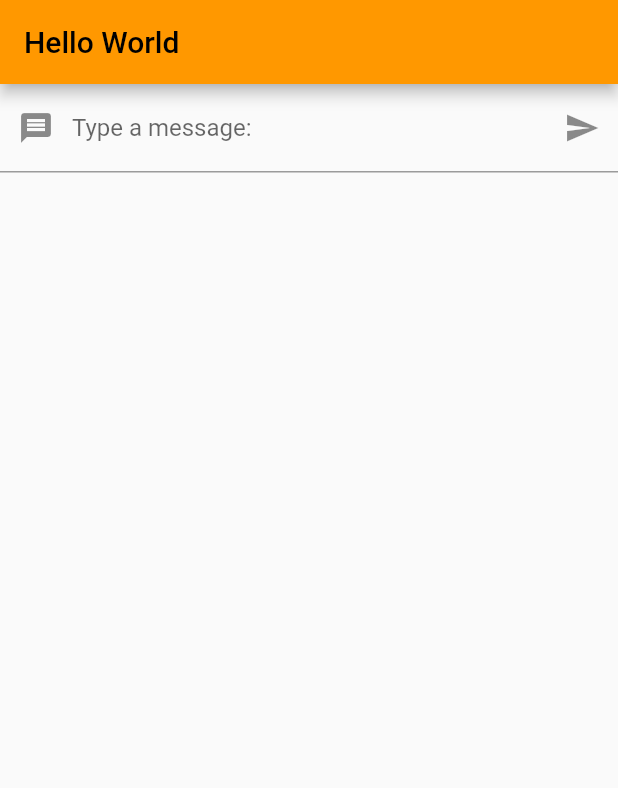
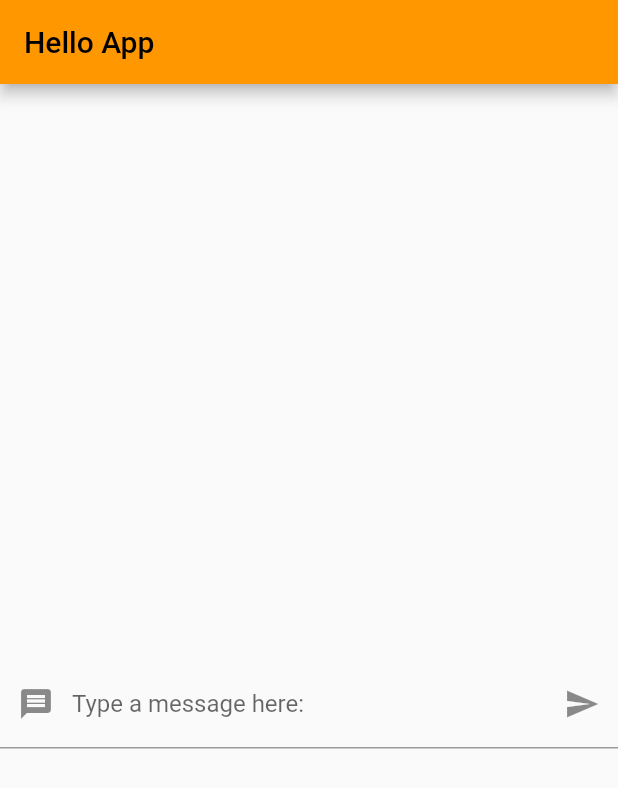
Before and after one commit to maximilianbarabas/flutter, a Flutter app: the screen it shows after launch, on a phone screen of 412 x 824 dp. Shown: the top 788 px of the screen. Run offline on Flutter 3.47's test engine with Material 2 defaults, Android fonts, the phone set to English and light mode, and no system bars.

Commit message:
results listbuilding after typed something

```diff
--- a/homepagetest/lib/main.dart
+++ b/homepagetest/lib/main.dart
@@ -1,12 +1,28 @@
 import 'package:flutter/material.dart';
 
 void main() {
-  runApp(const MyApp());
+  runApp(MyApp());
+}
+
+class Post {
+  String? body;
+  String? author;
+  int likes = 89;
+  bool userLiked = false;
+
+  Post(this.body, this.author);
+
+  void likePost() {
+    this.userLiked = !this.userLiked;
+    if (this.userLiked) {
+      this.likes += 1;
+    } else {
+      this.likes -= 1;
+    }
+  }
 }
 
 class MyApp extends StatelessWidget {
-  const MyApp({super.key});
-
   // This widget is the root of your application.
   @override
   Widget build(BuildContext context) {
@@ -24,25 +40,25 @@ class MyApp extends StatelessWidget {
 class MyHomePage extends StatefulWidget {
   const MyHomePage({super.key});
   @override
-  State<MyHomePage> createState() => _MyHomePageState();
+  _MyHomePageState createState() => _MyHomePageState();
 }
 
 class _MyHomePageState extends State<MyHomePage> {
-  String text = "";
+  List<Post> posts = [];
 
-  void changeText(String text) {
+  void newPost(String text) {
     this.setState(() {
-      this.text = text;
+      posts.add(new Post(text, "Maximilian"));
     });
   }
 
   @override
   Widget build(BuildContext context) {
     return Scaffold(
-        appBar: AppBar(title: Text('Hello World')),
+        appBar: AppBar(title: Text('Hello App')),
         body: Column(children: <Widget>[
-          TextInputWidget(this.changeText),
-          Text(this.text)
+          Expanded(child: PostList(this.posts)),
+          Expanded(child: TextInputWidget(this.newPost)),
         ]));
   }
 }
@@ -74,7 +90,7 @@ class _TextInputWidgetState extends State<TextInputWidget> {
         controller: this.controller,
         decoration: InputDecoration(
             prefixIcon: Icon(Icons.message),
-            labelText: "Type a message:",
+            labelText: "Type a message here:",
             suffixIcon: IconButton(
               icon: Icon(Icons.send),
               splashColor: Colors.blue,
@@ -83,3 +99,25 @@ class _TextInputWidgetState extends State<TextInputWidget> {
             )));
   }
 }
+
+class PostList extends StatefulWidget {
+  final List<Post> listItems;
+
+  PostList(this.listItems);
+
+  @override
+  _PostListState createState() => _PostListState();
+}
+
+class _PostListState extends State<PostList> {
+  @override
+  Widget build(BuildContext context) {
+    return ListView.builder(
+      itemCount: this.widget.listItems.length,
+      itemBuilder: (context, index) {
+        var post = this.widget.listItems[index];
+        return Card();
+      },
+    );
+  }
+}
```
Also changed, not shown: 1 other file.
